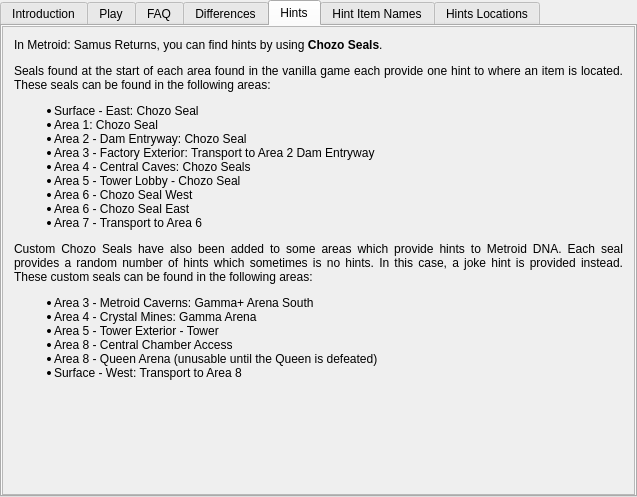
Before: the Qt Designer form randovania/gui/ui_files/games_tab_samusreturns_widget.ui in randovania/randovania, drawn with Qt 5.
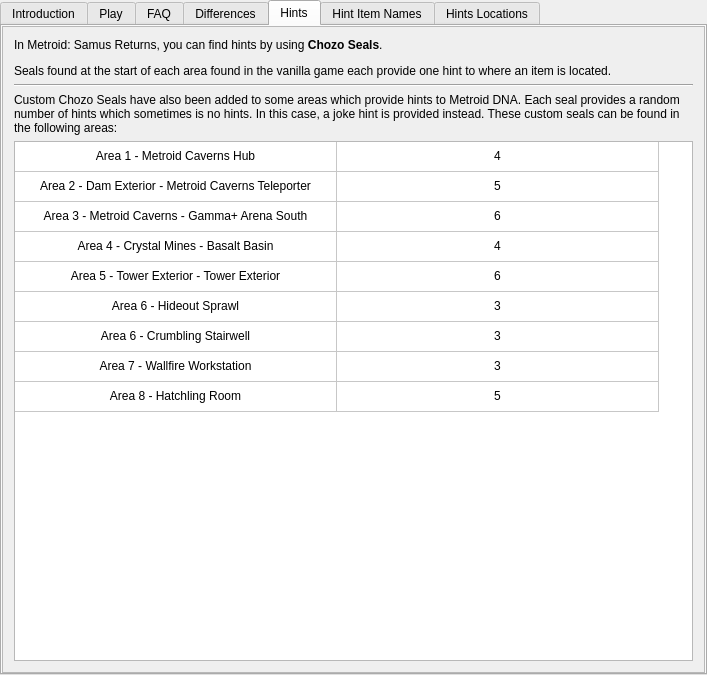
After: the same form once the commit is applied. The open tabs and pages were chosen to show the change. Custom widgets are drawn as their Qt base class.

Commit message: Update hints tab

Diff of the .ui file:
```diff
--- a/randovania/gui/ui_files/games_tab_samusreturns_widget.ui
+++ b/randovania/gui/ui_files/games_tab_samusreturns_widget.ui
@@ -6,8 +6,8 @@
    <rect>
     <x>0</x>
     <y>0</y>
-    <width>637</width>
-    <height>497</height>
+    <width>707</width>
+    <height>675</height>
    </rect>
   </property>
   <property name="sizePolicy">
@@ -201,15 +201,15 @@
         <rect>
          <x>0</x>
          <y>0</y>
-         <width>631</width>
-         <height>468</height>
+         <width>701</width>
+         <height>646</height>
         </rect>
        </property>
        <layout class="QVBoxLayout" name="hints_scroll_layout">
         <item>
          <widget class="QLabel" name="hints_label">
           <property name="text">
-           <string>&lt;html&gt;&lt;head/&gt;&lt;body&gt;&lt;p&gt;In Metroid: Samus Returns, you can find hints by using &lt;span style=&quot; font-weight:600;&quot;&gt;Chozo Seals&lt;/span&gt;.&lt;/p&gt;&lt;p align=&quot;justify&quot;&gt;Seals found at the start of each area found in the vanilla game each provide one hint to where an item is located. These seals can be found in the following areas:&lt;/p&gt;&lt;ul style=&quot;margin-top: 0px; margin-bottom: 0px; margin-left: 0px; margin-right: 0px; -qt-list-indent: 1;&quot;&gt;&lt;li style=&quot; margin-top:12px; margin-bottom:0px; margin-left:0px; margin-right:0px; -qt-block-indent:0; text-indent:0px;&quot;&gt;Surface - East: Chozo Seal&lt;/li&gt;&lt;li style=&quot; margin-top:0px; margin-bottom:0px; margin-left:0px; margin-right:0px; -qt-block-indent:0; text-indent:0px;&quot;&gt;Area 1: Chozo Seal&lt;/li&gt;&lt;li style=&quot; margin-top:0px; margin-bottom:0px; margin-left:0px; margin-right:0px; -qt-block-indent:0; text-indent:0px;&quot;&gt;Area 2 - Dam Entryway: Chozo Seal&lt;/li&gt;&lt;li style=&quot; margin-top:0px; margin-bottom:0px; margin-left:0px; margin-right:0px; -qt-block-indent:0; text-indent:0px;&quot;&gt;Area 3 - Factory Exterior: Transport to Area 2 Dam Entryway&lt;/li&gt;&lt;li style=&quot; margin-top:0px; margin-bottom:0px; margin-left:0px; margin-right:0px; -qt-block-indent:0; text-indent:0px;&quot;&gt;Area 4 - Central Caves: Chozo Seals&lt;/li&gt;&lt;li style=&quot; margin-top:0px; margin-bottom:0px; margin-left:0px; margin-right:0px; -qt-block-indent:0; text-indent:0px;&quot;&gt;Area 5 - Tower Lobby - Chozo Seal&lt;/li&gt;&lt;li style=&quot; margin-top:0px; margin-bottom:0px; margin-left:0px; margin-right:0px; -qt-block-indent:0; text-indent:0px;&quot;&gt;Area 6 - Chozo Seal West&lt;/li&gt;&lt;li style=&quot; margin-top:0px; margin-bottom:0px; margin-left:0px; margin-right:0px; -qt-block-indent:0; text-indent:0px;&quot;&gt;Area 6 - Chozo Seal East&lt;/li&gt;&lt;li style=&quot; margin-top:0px; margin-bottom:12px; margin-left:0px; margin-right:0px; -qt-block-indent:0; text-indent:0px;&quot;&gt;Area 7 - Transport to Area 6&lt;/li&gt;&lt;/ul&gt;&lt;p align=&quot;justify&quot;&gt;Custom Chozo Seals have also been added to some areas which provide hints to Metroid DNA. Each seal provides a random number of hints which sometimes is no hints. In this case, a joke hint is provided instead. These custom seals can be found in the following areas:&lt;/p&gt;&lt;ul style=&quot;margin-top: 0px; margin-bottom: 0px; margin-left: 0px; margin-right: 0px; -qt-list-indent: 1;&quot;&gt;&lt;li style=&quot; margin-top:12px; margin-bottom:0px; margin-left:0px; margin-right:0px; -qt-block-indent:0; text-indent:0px;&quot;&gt;Area 3 - Metroid Caverns: Gamma+ Arena South&lt;/li&gt;&lt;li style=&quot; margin-top:0px; margin-bottom:0px; margin-left:0px; margin-right:0px; -qt-block-indent:0; text-indent:0px;&quot;&gt;Area 4 - Crystal Mines: Gamma Arena&lt;/li&gt;&lt;li style=&quot; margin-top:0px; margin-bottom:0px; margin-left:0px; margin-right:0px; -qt-block-indent:0; text-indent:0px;&quot;&gt;Area 5 - Tower Exterior - Tower&lt;/li&gt;&lt;li style=&quot; margin-top:0px; margin-bottom:0px; margin-left:0px; margin-right:0px; -qt-block-indent:0; text-indent:0px;&quot;&gt;Area 8 - Central Chamber Access&lt;/li&gt;&lt;li style=&quot; margin-top:0px; margin-bottom:0px; margin-left:0px; margin-right:0px; -qt-block-indent:0; text-indent:0px;&quot;&gt;Area 8 - Queen Arena (unusable until the Queen is defeated)&lt;/li&gt;&lt;li style=&quot; margin-top:0px; margin-bottom:12px; margin-left:0px; margin-right:0px; -qt-block-indent:0; text-indent:0px;&quot;&gt;Surface - West: Transport to Area 8&lt;/li&gt;&lt;/ul&gt;&lt;p align=&quot;justify&quot;&gt;&lt;br/&gt;&lt;/p&gt;&lt;/body&gt;&lt;/html&gt;</string>
+           <string>&lt;html&gt;&lt;head/&gt;&lt;body&gt;&lt;p&gt;In Metroid: Samus Returns, you can find hints by using &lt;span style=&quot; font-weight:600;&quot;&gt;Chozo Seals&lt;/span&gt;.&lt;/p&gt;&lt;p align=&quot;justify&quot;&gt;Seals found at the start of each area found in the vanilla game each provide one hint to where an item is located.&lt;/p&gt;&lt;/body&gt;&lt;/html&gt;</string>
           </property>
           <property name="alignment">
            <set>Qt::AlignLeading|Qt::AlignLeft|Qt::AlignTop</set>
@@ -219,6 +219,283 @@
           </property>
          </widget>
         </item>
+        <item>
+         <widget class="Line" name="line_2">
+          <property name="orientation">
+           <enum>Qt::Horizontal</enum>
+          </property>
+         </widget>
+        </item>
+        <item>
+         <widget class="QLabel" name="hints_label_3">
+          <property name="text">
+           <string>&lt;html&gt;&lt;head/&gt;&lt;body&gt;&lt;p&gt;Custom Chozo Seals have also been added to some areas which provide hints to Metroid DNA. Each seal provides a random number of hints which sometimes is no hints. In this case, a joke hint is provided instead. These custom seals can be found in the following areas:&lt;/p&gt;&lt;/body&gt;&lt;/html&gt;</string>
+          </property>
+          <property name="alignment">
+           <set>Qt::AlignLeading|Qt::AlignLeft|Qt::AlignTop</set>
+          </property>
+          <property name="wordWrap">
+           <bool>true</bool>
+          </property>
+         </widget>
+        </item>
+        <item>
+         <widget class="QTableWidget" name="hints_dna_locations_widget">
+          <property name="sizePolicy">
+           <sizepolicy hsizetype="Expanding" vsizetype="Expanding">
+            <horstretch>0</horstretch>
+            <verstretch>0</verstretch>
+           </sizepolicy>
+          </property>
+          <property name="sizeAdjustPolicy">
+           <enum>QAbstractScrollArea::AdjustIgnored</enum>
+          </property>
+          <property name="autoScroll">
+           <bool>true</bool>
+          </property>
+          <property name="sortingEnabled">
+           <bool>true</bool>
+          </property>
+          <property name="rowCount">
+           <number>9</number>
+          </property>
+          <property name="columnCount">
+           <number>2</number>
+          </property>
+          <attribute name="horizontalHeaderVisible">
+           <bool>false</bool>
+          </attribute>
+          <attribute name="horizontalHeaderCascadingSectionResizes">
+           <bool>false</bool>
+          </attribute>
+          <attribute name="horizontalHeaderMinimumSectionSize">
+           <number>30</number>
+          </attribute>
+          <attribute name="horizontalHeaderDefaultSectionSize">
+           <number>322</number>
+          </attribute>
+          <attribute name="horizontalHeaderShowSortIndicator" stdset="0">
+           <bool>false</bool>
+          </attribute>
+          <attribute name="horizontalHeaderStretchLastSection">
+           <bool>false</bool>
+          </attribute>
+          <attribute name="verticalHeaderVisible">
+           <bool>false</bool>
+          </attribute>
+          <attribute name="verticalHeaderMinimumSectionSize">
+           <number>30</number>
+          </attribute>
+          <attribute name="verticalHeaderDefaultSectionSize">
+           <number>30</number>
+          </attribute>
+          <attribute name="verticalHeaderShowSortIndicator" stdset="0">
+           <bool>false</bool>
+          </attribute>
+          <attribute name="verticalHeaderStretchLastSection">
+           <bool>false</bool>
+          </attribute>
+          <row>
+           <property name="text">
+            <string>New Row</string>
+           </property>
+          </row>
+          <row>
+           <property name="text">
+            <string>New Row</string>
+           </property>
+          </row>
+          <row>
+           <property name="text">
+            <string>New Row</string>
+           </property>
+          </row>
+          <row>
+           <property name="text">
+            <string>New Row</string>
+           </property>
+          </row>
+          <row>
+           <property name="text">
+            <string>New Row</string>
+           </property>
+          </row>
+          <row>
+           <property name="text">
+            <string>New Row</string>
+           </property>
+          </row>
+          <row>
+           <property name="text">
+            <string>New Row</string>
+           </property>
+          </row>
+          <row>
+           <property name="text">
+            <string>New Row</string>
+           </property>
+          </row>
+          <row>
+           <property name="text">
+            <string>New Row</string>
+           </property>
+          </row>
+          <column>
+           <property name="text">
+            <string>Location</string>
+           </property>
+          </column>
+          <column>
+           <property name="text">
+            <string>Maximum amount of DNA hints</string>
+           </property>
+          </column>
+          <item row="0" column="0">
+           <property name="text">
+            <string>Area 1 - Metroid Caverns Hub</string>
+           </property>
+           <property name="textAlignment">
+            <set>AlignCenter</set>
+           </property>
+          </item>
+          <item row="0" column="1">
+           <property name="text">
+            <string>4</string>
+           </property>
+           <property name="textAlignment">
+            <set>AlignCenter</set>
+           </property>
+          </item>
+          <item row="1" column="0">
+           <property name="text">
+            <string>Area 2 - Dam Exterior - Metroid Caverns Teleporter</string>
+           </property>
+           <property name="textAlignment">
+            <set>AlignCenter</set>
+           </property>
+          </item>
+          <item row="1" column="1">
+           <property name="text">
+            <string>5</string>
+           </property>
+           <property name="textAlignment">
+            <set>AlignCenter</set>
+           </property>
+          </item>
+          <item row="2" column="0">
+           <property name="text">
+            <string>Area 3 - Metroid Caverns - Gamma+ Arena South</string>
+           </property>
+           <property name="textAlignment">
+            <set>AlignCenter</set>
+           </property>
+          </item>
+          <item row="2" column="1">
+           <property name="text">
+            <string>6</string>
+           </property>
+           <property name="textAlignment">
+            <set>AlignCenter</set>
+           </property>
+          </item>
+          <item row="3" column="0">
+           <property name="text">
+            <string>Area 4 - Crystal Mines - Basalt Basin</string>
+           </property>
+           <property name="textAlignment">
+            <set>AlignCenter</set>
+           </property>
+          </item>
+          <item row="3" column="1">
+           <property name="text">
+            <string>4</string>
+           </property>
+           <property name="textAlignment">
+            <set>AlignCenter</set>
+           </property>
+          </item>
+          <item row="4" column="0">
+           <property name="text">
+            <string>Area 5 - Tower Exterior - Tower Exterior</string>
+           </property>
+           <property name="textAlignment">
+            <set>AlignCenter</set>
+           </property>
+          </item>
+          <item row="4" column="1">
+           <property name="text">
+            <string>6</string>
+           </property>
+           <property name="textAlignment">
+            <set>AlignCenter</set>
+           </property>
+          </item>
+          <item row="5" column="0">
+           <property name="text">
+            <string>Area 6 - Hideout Sprawl</string>
+           </property>
+           <property name="textAlignment">
+            <set>AlignCenter</set>
+           </property>
+          </item>
+          <item row="5" column="1">
+           <property name="text">
+            <string>3</string>
+           </property>
+           <property name="textAlignment">
+            <set>AlignCenter</set>
+           </property>
+          </item>
+          <item row="6" column="0">
+           <property name="text">
+            <string>Area 6 - Crumbling Stairwell</string>
+           </property>
+           <property name="textAlignment">
+            <set>AlignCenter</set>
+           </property>
+          </item>
+          <item row="6" column="1">
+           <property name="text">
+            <string>3</string>
+           </property>
+           <property name="textAlignment">
+            <set>AlignCenter</set>
+           </property>
+          </item>
+          <item row="7" column="0">
+           <property name="text">
+            <string>Area 7 - Wallfire Workstation</string>
+           </property>
+           <property name="textAlignment">
+            <set>AlignCenter</set>
+           </property>
+          </item>
+          <item row="7" column="1">
+           <property name="text">
+            <string>3</string>
+           </property>
+           <property name="textAlignment">
+            <set>AlignCenter</set>
+           </property>
+          </item>
+          <item row="8" column="0">
+           <property name="text">
+            <string>Area 8 - Hatchling Room</string>
+           </property>
+           <property name="textAlignment">
+            <set>AlignCenter</set>
+           </property>
+          </item>
+          <item row="8" column="1">
+           <property name="text">
+            <string>5</string>
+           </property>
+           <property name="textAlignment">
+            <set>AlignCenter</set>
+           </property>
+          </item>
+         </widget>
+        </item>
        </layout>
       </widget>
      </widget>
```
Left out of the diff: 26 changed lines with no effect on the pictures.
